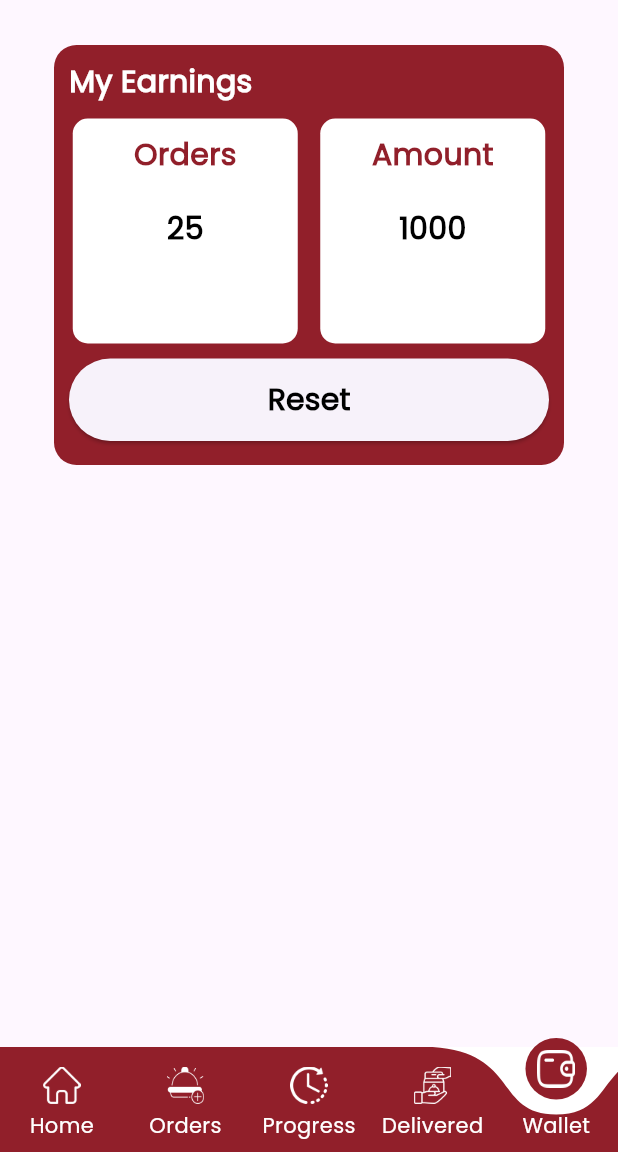
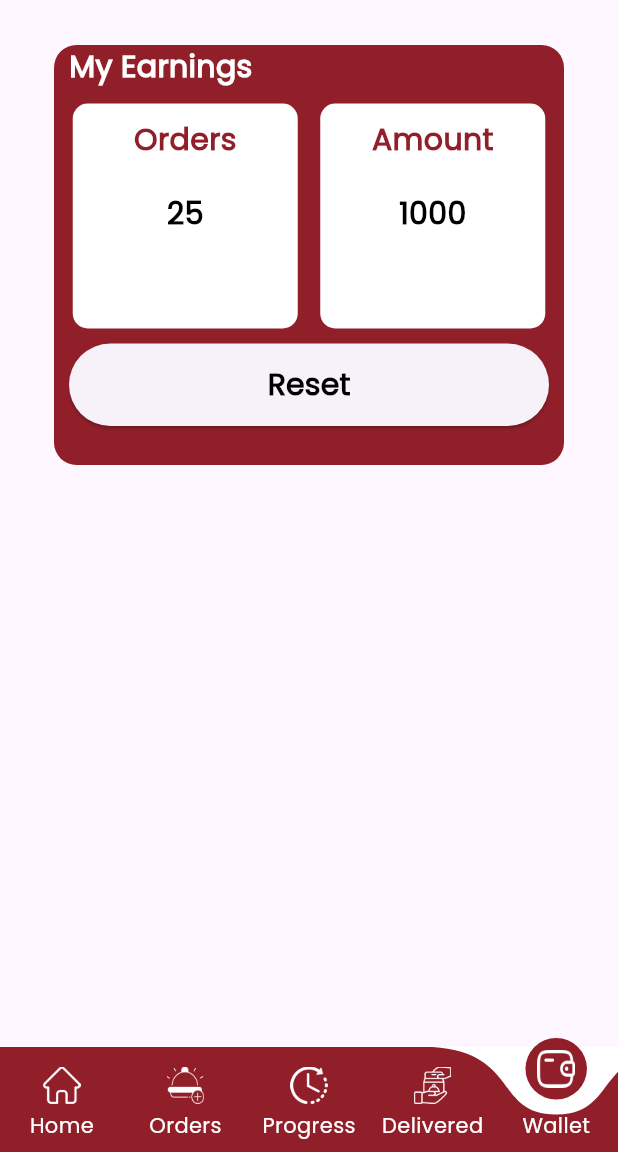
Before and after one commit to shahir-p/Al_Ridha, a Flutter app: the screen it shows after launch, item 5 of the bottom bar chosen, on a phone screen of 412 x 824 dp, the part 84-1236 px from its top. Run offline on Flutter 3.47's test engine with Material 3 defaults, Android fonts, the phone set to English and light mode, and no system bars; drawn by our look-alikes of curved_labeled_navigation_bar; our stand-ins replace carousel_slider, flutter_image_slideshow, lottie.

Commit message:
removed a line

```diff
--- a/lib/deliveryboy_app/Wallet.dart
+++ b/lib/deliveryboy_app/Wallet.dart
@@ -88,7 +88,7 @@ class _WalletState extends State<Wallet> {
                     borderRadius: BorderRadius.circular(15)),
                 child: Column(
                   children: [
-                    SizedBox(height: 10,),
+                    // SizedBox(height: 10,),
                     Row(
                       children: [
                         SizedBox(width: 10,),
```
